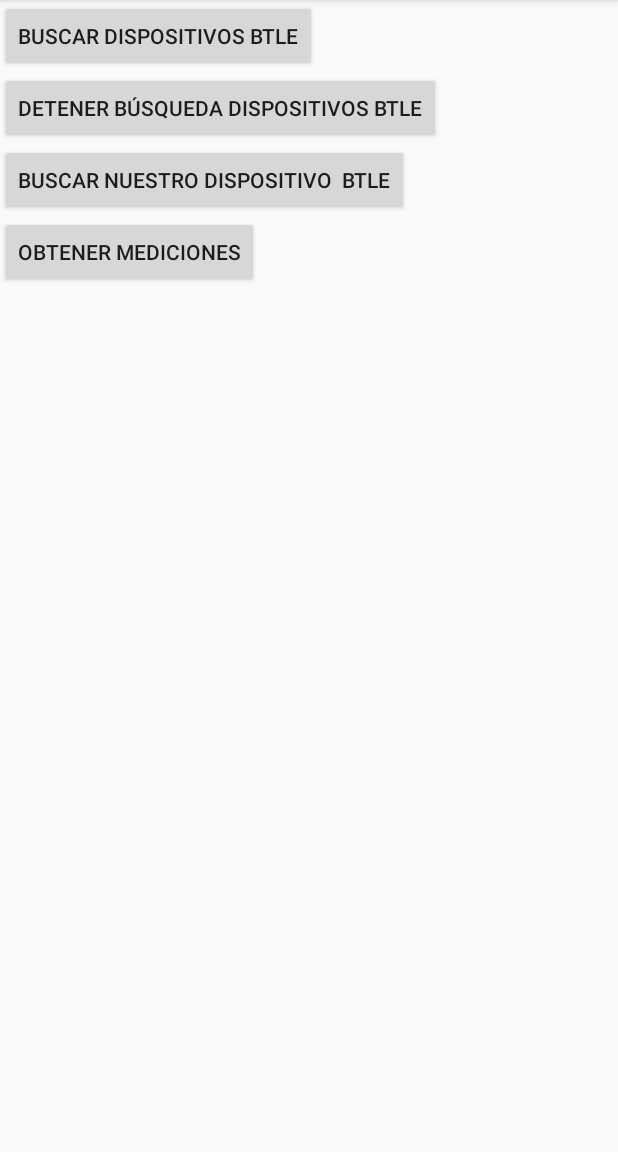
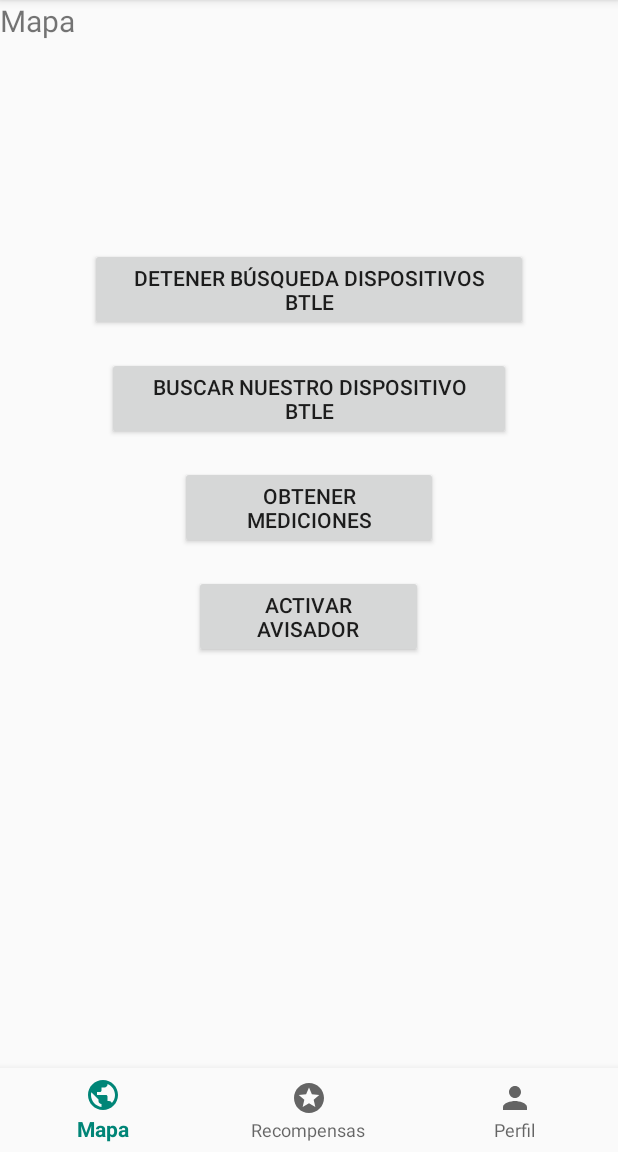
Before and after one commit to SergioPujol/TrackAir, an Android app: the screen it shows after launch (MainActivity), on a phone screen of 412 x 824 dp, the part 84-1236 px from its top. Run offline under Robolectric (Android 15) with nearby library versions, the light colour scheme and no system bars; our stand-ins replace Volley.

Commit message:
Fragments de las 3 pestañas +  apunto de acabar Avisador

```diff
--- a/Android/AndroidStudio/app/build.gradle
+++ b/Android/AndroidStudio/app/build.gradle
@@ -23,9 +23,14 @@ dependencies {
     implementation fileTree(dir: 'libs', include: ['*.jar'])
     implementation 'androidx.appcompat:appcompat:1.0.2'
     implementation 'androidx.constraintlayout:constraintlayout:1.1.3'
+    implementation 'com.google.android.material:material:1.1.0'
+    implementation 'androidx.legacy:legacy-support-v4:1.0.0'
     testImplementation 'junit:junit:4.12'
     androidTestImplementation 'androidx.test.ext:junit:1.1.0'
     androidTestImplementation 'androidx.test.espresso:espresso-core:3.1.1'
     implementation "com.google.android.gms:play-services-location:15.0.1"
     implementation 'com.android.volley:volley:1.1.1'
+    implementation 'com.google.android.material:material:1.2.1'
+    implementation 'androidx.recyclerview:recyclerview:1.1.0'
+
 }
--- a/Android/AndroidStudio/app/src/main/java/com/example/serpumar/sprint0_3a/LogicaFake.java
+++ b/Android/AndroidStudio/app/src/main/java/com/example/serpumar/sprint0_3a/LogicaFake.java
@@ -83,6 +83,7 @@ public class LogicaFake {
                     int i;
                     JSONArray array = new JSONArray(jsonString);
                     json= array.getJSONObject(array.length()-1);
+                    //Medicion medicion = new Medicion(json.,json );
                 } catch (JSONException e) {
                     Log.d("Error Json",e.getMessage());
                 }
--- a/Android/AndroidStudio/app/src/main/java/com/example/serpumar/sprint0_3a/MainActivity.java
+++ b/Android/AndroidStudio/app/src/main/java/com/example/serpumar/sprint0_3a/MainActivity.java
@@ -9,9 +9,14 @@ import android.bluetooth.BluetoothAdapter;
 import android.bluetooth.BluetoothDevice;
 import android.os.Bundle;
 import android.util.Log;
+import android.view.MenuItem;
 import android.view.View;
 
+import androidx.annotation.NonNull;
 import androidx.appcompat.app.AppCompatActivity;
+import androidx.fragment.app.Fragment;
+
+import com.google.android.material.bottomnavigation.BottomNavigationView;
 
 import java.util.UUID;
 
@@ -20,46 +25,9 @@ import java.util.UUID;
 
 public class MainActivity extends AppCompatActivity {
 
-    // --------------------------------------------------------------
-    // --------------------------------------------------------------
-    private static String ETIQUETA_LOG = ">>>>";
-    private ReceptorBluetooth receptorBluetooth = new ReceptorBluetooth();
-
-    private GPS gps = new GPS();
-    private LogicaFake lf = new LogicaFake();
 
 
-    // --------------------------------------------------------------
-    // --------------------------------------------------------------
-    public void botonBuscarDispositivosBTLEPulsado( View v ) {
-        Log.d(ETIQUETA_LOG, " boton buscar dispositivos BTLE Pulsado" );
-        receptorBluetooth.buscarTodosLosDispositivosBTLE();
-
-    } // ()
-
-    // --------------------------------------------------------------
-    // --------------------------------------------------------------
-    public void botonBuscarNuestroDispositivoBTLEPulsado( View v ) {
-        Log.d(ETIQUETA_LOG, "-- boton nuestro dispositivo BTLE Pulsado" );
-        receptorBluetooth.buscarEsteDispositivoBTLE( Utilidades.stringToUUID( "GRUP3-GTI-PROY-3" ), this );
-
-    } // ()
-
-    // --------------------------------------------------------------
-    // --------------------------------------------------------------
-    public void botonDetenerBusquedaDispositivosBTLEPulsado( View v ) {
-        Log.d(ETIQUETA_LOG, " boton nuestro dispositivo BTLE Detenido" );
-        receptorBluetooth.detenerBusquedaDispositivosBTLE();
-    } // ()
-
-
-    // --------------------------------------------------------------
-    // --------------------------------------------------------------
-    public void botonObtenerMedicionDeBDD( View v ) {
-        Log.d(ETIQUETA_LOG, " boton obtener medicion bdd" );
-        lf.obtenerMedicion(this);
-
-    } // ()
+    private BottomNavigationView bottomNavigationView;
 
     // --------------------------------------------------------------
     // --------------------------------------------------------------
@@ -67,7 +35,37 @@ public class MainActivity extends AppCompatActivity {
     protected void onCreate(Bundle savedInstanceState) {
         super.onCreate(savedInstanceState);
         setContentView(R.layout.activity_main);
+
+        bottomNavigationView=findViewById(R.id.bottomNav);
+        bottomNavigationView.setOnNavigationItemSelectedListener(bottomNavMethod);
+
+        getSupportFragmentManager().beginTransaction().replace(R.id.container, new MapaFragment()).commit();
+
     } // onCreate()
+
+    private BottomNavigationView.OnNavigationItemSelectedListener bottomNavMethod = new BottomNavigationView.OnNavigationItemSelectedListener() {
+        @Override
+        public boolean onNavigationItemSelected(@NonNull MenuItem item) {
+
+            Fragment fragment = null;
+            switch (item.getItemId()) {
+                case R.id.nav_mapa:
+                    fragment = new MapaFragment();
+                    break;
+
+                case R.id.nav_recompensas:
+                    fragment = new RecompensasFragment();
+                    break;
+
+                case R.id.nav_perfil:
+                    fragment = new PerfilFragment();
+                    break;
+            }
+            getSupportFragmentManager().beginTransaction().replace(R.id.container,fragment).commit();
+
+            return true;
+        }
+    };
 
 } // class
 // --------------------------------------------------------------
--- /dev/null
+++ b/Android/AndroidStudio/app/src/main/java/com/example/serpumar/sprint0_3a/MapaFragment.java
@@ -0,0 +1,69 @@
+package com.example.serpumar.sprint0_3a;
+
+import android.os.Bundle;
+
+import androidx.fragment.app.Fragment;
+
+import android.util.Log;
+import android.view.LayoutInflater;
+import android.view.View;
+import android.view.ViewGroup;
+
+
+public class MapaFragment extends Fragment {
+
+    private static String ETIQUETA_LOG = ">>>>";
+    private ReceptorBluetooth receptorBluetooth = new ReceptorBluetooth();
+
+    private GPS gps = new GPS();
+    private LogicaFake lf = new LogicaFake();
+
+    public MapaFragment() {
+        // Required empty public constructor
+    }
+
+    @Override
+    public View onCreateView(LayoutInflater inflater, ViewGroup container,
+                             Bundle savedInstanceState) {
+        // Inflate the layout for this fragment
+        return inflater.inflate(R.layout.fragment_map, container, false);
+
+        /*receptorBluetooth.setContext(this.getActivity());
+        if(receptorBluetooth.getUltimaMedicion()==null) {
+            receptorBluetooth.buscarEsteDispositivoBTLEYObtenerMedicion(Utilidades.stringToUUID( "GRUP3-GTI-PROY-3" ));
+        }*/
+    }
+
+    // --------------------------------------------------------------
+    // --------------------------------------------------------------
+    public void botonBuscarDispositivosBTLEPulsado( View v ) {
+        Log.d(ETIQUETA_LOG, " boton buscar dispositivos BTLE Pulsado" );
+        //receptorBluetooth.buscarTodosLosDispositivosBTLE();
+        receptorBluetooth.activarAvisador(0,0);
+
+    } // ()
+
+    // --------------------------------------------------------------
+    // --------------------------------------------------------------
+    public void botonBuscarNuestroDispositivoBTLEPulsado( View v ) {
+        Log.d(ETIQUETA_LOG, "-- boton nuestro dispositivo BTLE Pulsado" );
+        receptorBluetooth.buscarEsteDispositivoBTLE( Utilidades.stringToUUID( "GRUP3-GTI-PROY-3" ));
+
+    } // ()
+
+    // --------------------------------------------------------------
+    // --------------------------------------------------------------
+    public void botonDetenerBusquedaDispositivosBTLEPulsado( View v ) {
+        Log.d(ETIQUETA_LOG, " boton nuestro dispositivo BTLE Detenido" );
+        receptorBluetooth.detenerBusquedaDispositivosBTLE();
+    } // ()
+
+
+    // --------------------------------------------------------------
+    // --------------------------------------------------------------
+    public void botonObtenerMedicionDeBDD( View v ) {
+        Log.d(ETIQUETA_LOG, " boton obtener medicion bdd" );
+        lf.obtenerMedicion(this.getContext());
+
+    } // ()
+}
--- /dev/null
+++ b/Android/AndroidStudio/app/src/main/res/drawable/ic_baseline_person_24.xml
@@ -0,0 +1,9 @@
+<vector xmlns:android="http://schemas.android.com/apk/res/android"
+    android:width="24dp"
+    android:height="24dp"
+    android:viewportWidth="24"
+    android:viewportHeight="24">
+  <path
+      android:fillColor="@android:color/white"
+      android:pathData="M12,12c2.21,0 4,-1.79 4,-4s-1.79,-4 -4,-4 -4,1.79 -4,4 1.79,4 4,4zM12,14c-2.67,0 -8,1.34 -8,4v2h16v-2c0,-2.66 -5.33,-4 -8,-4z"/>
+</vector>
--- /dev/null
+++ b/Android/AndroidStudio/app/src/main/res/drawable/ic_baseline_public_24.xml
@@ -0,0 +1,10 @@
+<vector xmlns:android="http://schemas.android.com/apk/res/android"
+    android:width="24dp"
+    android:height="24dp"
+    android:viewportWidth="24"
+    android:viewportHeight="24"
+    android:tint="?attr/colorControlNormal">
+  <path
+      android:fillColor="@android:color/white"
+      android:pathData="M12,2C6.48,2 2,6.48 2,12s4.48,10 10,10 10,-4.48 10,-10S17.52,2 12,2zM11,19.93c-3.95,-0.49 -7,-3.85 -7,-7.93 0,-0.62 0.08,-1.21 0.21,-1.79L9,15v1c0,1.1 0.9,2 2,2v1.93zM17.9,17.39c-0.26,-0.81 -1,-1.39 -1.9,-1.39h-1v-3c0,-0.55 -0.45,-1 -1,-1L8,12v-2h2c0.55,0 1,-0.45 1,-1L11,7h2c1.1,0 2,-0.9 2,-2v-0.41c2.93,1.19 5,4.06 5,7.41 0,2.08 -0.8,3.97 -2.1,5.39z"/>
+</vector>
--- /dev/null
+++ b/Android/AndroidStudio/app/src/main/res/drawable/ic_baseline_stars_24.xml
@@ -0,0 +1,10 @@
+<vector xmlns:android="http://schemas.android.com/apk/res/android"
+    android:width="24dp"
+    android:height="24dp"
+    android:viewportWidth="24"
+    android:viewportHeight="24"
+    android:tint="?attr/colorControlNormal">
+  <path
+      android:fillColor="@android:color/white"
+      android:pathData="M11.99,2C6.47,2 2,6.48 2,12s4.47,10 9.99,10C17.52,22 22,17.52 22,12S17.52,2 11.99,2zM16.23,18L12,15.45 7.77,18l1.12,-4.81 -3.73,-3.23 4.92,-0.42L12,5l1.92,4.53 4.92,0.42 -3.73,3.23L16.23,18z"/>
+</vector>
--- a/Android/AndroidStudio/app/src/main/res/layout/activity_main.xml
+++ b/Android/AndroidStudio/app/src/main/res/layout/activity_main.xml
@@ -1,47 +1,24 @@
 <?xml version="1.0" encoding="utf-8"?>
-<android.widget.LinearLayout xmlns:android="http://schemas.android.com/apk/res/android"
-    android:orientation="vertical"
+<RelativeLayout xmlns:android="http://schemas.android.com/apk/res/android"
     xmlns:app="http://schemas.android.com/apk/res-auto"
     xmlns:tools="http://schemas.android.com/tools"
     android:layout_width="match_parent"
     android:layout_height="match_parent"
     tools:context=".MainActivity">
 
-    <Button
-        android:id="@+id/botonBuscarDispositivosBTLE"
-        android:text="Buscar Dispositivos BTLE"
-        android:onClick="botonBuscarDispositivosBTLEPulsado"
-        android:layout_width="wrap_content"
+    <FrameLayout
+        android:layout_width="match_parent"
+        android:layout_height="match_parent"
+        android:id="@+id/container"/>
+
+    <com.google.android.material.bottomnavigation.BottomNavigationView
+        android:layout_width="match_parent"
         android:layout_height="wrap_content"
-        />
+        android:id="@+id/bottomNav"
+        android:layout_alignParentBottom="true"
+        android:background="?android:attr/windowBackground"
+        app:menu="@menu/bottom_navigation"/>
 
-    <Button
-        android:id="@+id/botonDetenerBusquedaDispositivosBTLE"
-        android:text="Detener búsqueda Dispositivos BTLE"
-        android:onClick="botonDetenerBusquedaDispositivosBTLEPulsado"
-        android:layout_width="wrap_content"
-        android:layout_height="wrap_content"
-        />
 
-    <Button
-        android:id="@+id/botonBuscarNuestroDispositivoBTLE"
-        android:text="Buscar nuestro dispositivo  BTLE"
-        android:onClick="botonBuscarNuestroDispositivoBTLEPulsado"
-        android:layout_width="wrap_content"
-        android:layout_height="wrap_content"
-        />
 
-    <Button
-        android:id="@+id/botonObtenerUbicacion"
-        android:text="Obtener mediciones"
-        android:onClick="botonObtenerMedicionDeBDD"
-        android:layout_width="wrap_content"
-        android:layout_height="wrap_content"
-        />
-
-    <TextView
-        android:id="@+id/textView_valores"
-        android:layout_width="match_parent"
-        android:layout_height="wrap_content" />
-
-</android.widget.LinearLayout>
+</RelativeLayout>
--- /dev/null
+++ b/Android/AndroidStudio/app/src/main/res/layout/fragment_map.xml
@@ -0,0 +1,79 @@
+<?xml version="1.0" encoding="utf-8"?>
+<RelativeLayout xmlns:android="http://schemas.android.com/apk/res/android"
+    xmlns:tools="http://schemas.android.com/tools"
+    android:layout_width="match_parent"
+    android:layout_height="match_parent"
+    tools:context=".MapaFragment">
+
+    <!-- TODO: Update blank fragment layout -->
+    <TextView
+        android:textSize="20dp"
+        android:layout_centerInParent="true"
+        android:layout_width="match_parent"
+        android:layout_height="match_parent"
+        android:text="Mapa" />
+
+    <Button
+        android:id="@+id/botonActivarAvisador"
+        android:layout_width="wrap_content"
+        android:layout_height="wrap_content"
+        android:layout_alignParentStart="true"
+        android:layout_alignParentEnd="true"
+        android:layout_alignParentBottom="true"
+        android:layout_marginStart="129dp"
+        android:layout_marginEnd="130dp"
+        android:layout_marginBottom="329dp"
+        android:onClick="botonBuscarDispositivosBTLEPulsado"
+        android:text="Activar Avisador" />
+
+    <Button
+        android:id="@+id/botonDetenerBusquedaDispositivosBTLE"
+        android:layout_width="wrap_content"
+        android:layout_height="wrap_content"
+        android:layout_above="@+id/botonBuscarNuestroDispositivoBTLE"
+        android:layout_alignParentStart="true"
+        android:layout_alignParentEnd="true"
+        android:layout_marginStart="60dp"
+        android:layout_marginEnd="60dp"
+        android:layout_marginBottom="17dp"
+        android:onClick="botonDetenerBusquedaDispositivosBTLEPulsado"
+        android:text="Detener búsqueda Dispositivos BTLE" />
+
+    <Button
+        android:id="@+id/botonBuscarNuestroDispositivoBTLE"
+        android:layout_width="wrap_content"
+        android:layout_height="wrap_content"
+        android:layout_above="@+id/botonObtenerUbicacion"
+        android:layout_alignParentStart="true"
+        android:layout_alignParentEnd="true"
+        android:layout_marginStart="71dp"
+        android:layout_marginEnd="71dp"
+        android:layout_marginBottom="17dp"
+        android:onClick="botonBuscarNuestroDispositivoBTLEPulsado"
+        android:text="Buscar nuestro dispositivo  BTLE" />
+
+    <Button
+        android:id="@+id/botonObtenerUbicacion"
+        android:layout_width="wrap_content"
+        android:layout_height="wrap_content"
+        android:layout_above="@+id/botonActivarAvisador"
+        android:layout_alignParentStart="true"
+        android:layout_alignParentEnd="true"
+        android:layout_marginStart="120dp"
+        android:layout_marginEnd="120dp"
+        android:layout_marginBottom="17dp"
+        android:onClick="botonObtenerMedicionDeBDD"
+        android:text="Obtener mediciones" />
+
+    <TextView
+        android:id="@+id/textView_valores"
+        android:layout_width="match_parent"
+        android:layout_height="wrap_content"
+        android:layout_alignParentStart="true"
+        android:layout_alignParentEnd="true"
+        android:layout_alignParentBottom="true"
+        android:layout_marginStart="2dp"
+        android:layout_marginEnd="-2dp"
+        android:layout_marginBottom="269dp" />
+
+</RelativeLayout>
--- /dev/null
+++ b/Android/AndroidStudio/app/src/main/res/menu/bottom_navigation.xml
@@ -0,0 +1,19 @@
+<?xml version="1.0" encoding="utf-8"?>
+<menu xmlns:android="http://schemas.android.com/apk/res/android">
+
+    <item
+        android:id="@+id/nav_mapa"
+        android:icon="@drawable/ic_baseline_public_24"
+        android:title="Mapa" />
+
+    <item
+        android:id="@+id/nav_recompensas"
+        android:icon="@drawable/ic_baseline_stars_24"
+        android:title="Recompensas" />
+
+    <item
+        android:id="@+id/nav_perfil"
+        android:icon="@drawable/ic_baseline_person_24"
+        android:title="Perfil" />
+
+</menu>
--- a/Android/AndroidStudio/app/src/main/res/values/strings.xml
+++ b/Android/AndroidStudio/app/src/main/res/values/strings.xml
@@ -1,3 +1,5 @@
 <resources>
     <string name="app_name">Sprint0_3a</string>
+    <!-- TODO: Remove or change this placeholder text -->
+    <string name="hello_blank_fragment">Hello blank fragment</string>
 </resources>
```
Also changed, not shown: Android/AndroidStudio/app/src/main/java/com/example/serpumar/sprint0_3a/Medicion.java (added, +41 -0 lines), Android/AndroidStudio/app/src/main/java/com/example/serpumar/sprint0_3a/PerfilFragment.java (added, +25 -0 lines), Android/AndroidStudio/app/src/main/java/com/example/serpumar/sprint0_3a/ReceptorBluetooth.java (+147 -58 lines), Android/AndroidStudio/app/src/main/java/com/example/serpumar/sprint0_3a/RecompensasFragment.java (added, +23 -0 lines), Android/AndroidStudio/app/src/main/res/layout/fragment_perfil.xml (added, +16 -0 lines), Android/AndroidStudio/app/src/main/res/layout/fragment_recompensas.xml (added, +16 -0 lines), Android/AndroidStudio/app/src/main/res/layout/item_list.xml (added, +44 -0 lines).
